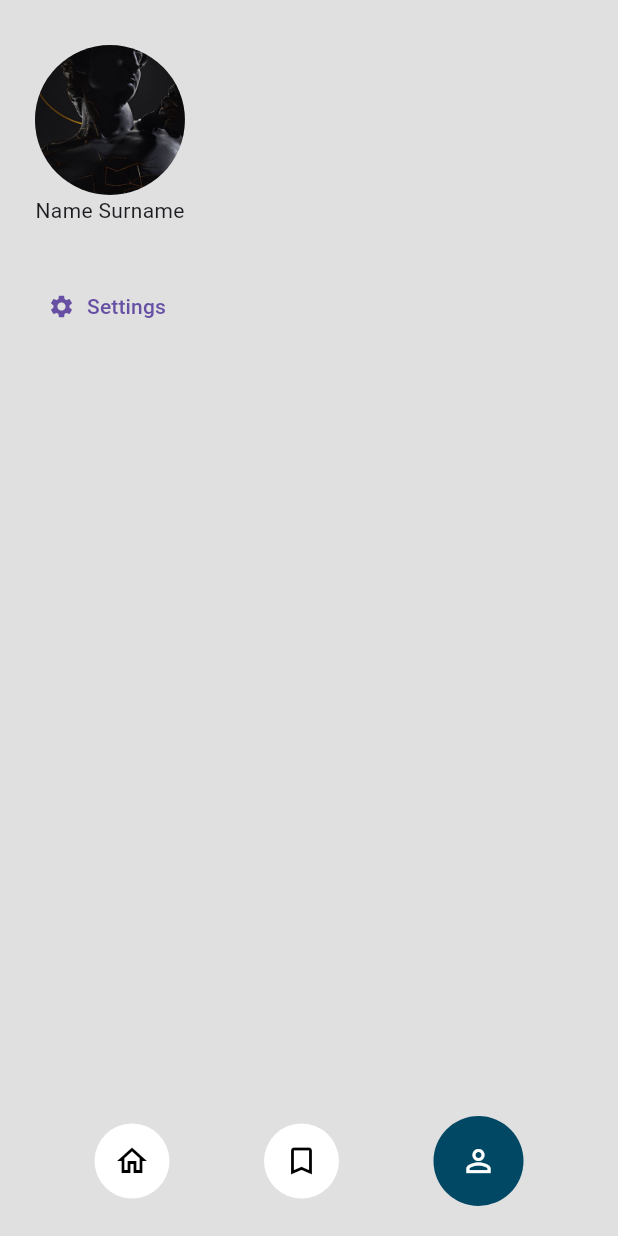
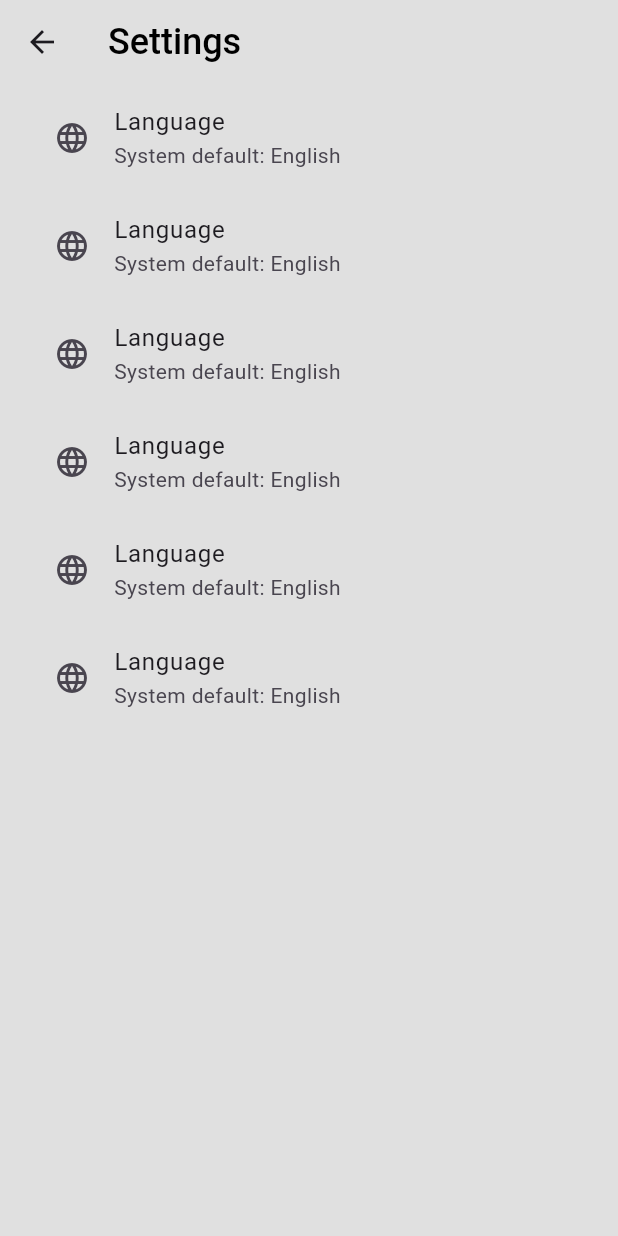
Before and after one commit to printHelloworldd/wallify, a Flutter app: the screen it shows after launch, item 3 of the bottom bar chosen, after a tap on "Settings", on a phone screen of 412 x 824 dp. Run offline on Flutter 3.47's test engine with Material 3 defaults, Android fonts, the phone set to English and light mode, and no system bars; our stand-ins replace dot_navigation_bar, google_fonts, google_nav_bar.

Commit message:
profile & settings page ui

```diff
--- /dev/null
+++ b/lib/profile_page/components/custom_text_button.dart
@@ -0,0 +1,55 @@
+// ignore_for_file: public_member_api_docs, sort_constructors_first
+import 'package:flutter/material.dart';
+
+class CustomTextButton extends StatelessWidget {
+  final Function() onPressed;
+  final String text;
+  final IconData icon;
+
+  const CustomTextButton({
+    Key? key,
+    required this.onPressed,
+    required this.text,
+    required this.icon,
+  }) : super(key: key);
+
+  @override
+  Widget build(BuildContext context) {
+    return TextButton(
+      onPressed: onPressed,
+      style: ButtonStyle(
+        padding: MaterialStateProperty.all<EdgeInsets>(EdgeInsets.zero),
+        shape: MaterialStateProperty.all<OutlinedBorder>(
+          RoundedRectangleBorder(
+            borderRadius: BorderRadius.circular(8.0),
+          ),
+        ),
+        backgroundColor: MaterialStateColor.resolveWith(
+          (Set<MaterialState> states) {
+            if (states.contains(MaterialState.hovered) ||
+                states.contains(MaterialState.pressed)) {
+              return Colors.grey[400]!; // Цвет фона при наведении и нажатии
+            }
+            return Colors.transparent; // Исходный цвет фона
+          },
+        ),
+      ),
+      child: Container(
+        padding: const EdgeInsets.symmetric(horizontal: 16.0, vertical: 8.0),
+        child: Row(
+          mainAxisAlignment: MainAxisAlignment.spaceBetween,
+          children: [
+            Text(
+              text,
+              style: const TextStyle(
+                color: Colors.black,
+                fontWeight: FontWeight.bold,
+              ),
+            ),
+            Icon(icon, color: Colors.grey[700]),
+          ],
+        ),
+      ),
+    );
+  }
+}
--- a/lib/profile_page/profile_page.dart
+++ b/lib/profile_page/profile_page.dart
@@ -6,11 +6,22 @@ what should be here
 3. Privacy Policy
 4. Notifications
 5. Settings
+  - Language
+  - App color theme
+  - Clear search history
+  - Clear cahce
+  - Recommend
+  - Rate app
+  - Send feedback
+  - Privacy Policy
+  - App version info
 6. Sign out button
 
 */
 
 import 'package:flutter/material.dart';
+import 'package:wallify/profile_page/components/custom_text_button.dart';
+import 'package:wallify/profile_page/settings_page.dart';
 import 'package:wallify/theme/theme.dart';
 
 class ProfilePage extends StatelessWidget {
@@ -18,6 +29,21 @@ class ProfilePage extends StatelessWidget {
 
   final lightButtonTheme = lightTheme.buttonTheme.colorScheme;
   final lightTextTheme = lightTheme.textTheme;
+
+  List<String> _buttons = [
+    "Settings",
+    "Recommend",
+    "Rate app",
+    "Send feedback",
+    "Privacy Policy"
+  ];
+  List<IconData> _buttonIcons = [
+    Icons.settings,
+    Icons.share,
+    Icons.star_border,
+    Icons.email,
+    Icons.verified_user
+  ];
 
   @override
   Widget build(BuildContext context) {
@@ -41,18 +67,74 @@ class ProfilePage extends StatelessWidget {
                       fit: BoxFit.cover,
                     ),
                   ),
-                  Text("Name Surname"),
+                  const SizedBox(height: 10),
+                  const Text(
+                    "Name Surname",
+                    style: TextStyle(
+                      fontSize: 20,
+                      color: Colors.black,
+                    ),
+                  ),
                 ],
               ),
 
-              const SizedBox(height: 30),
+              const SizedBox(height: 40),
 
-              // Buttons
-              TextButton.icon(
-                onPressed: () {},
-                icon: Icon(Icons.settings),
-                label: Text("Settings"),
+              // Options
+              ListView.separated(
+                shrinkWrap: true,
+                itemCount: 5,
+                separatorBuilder: (BuildContext context, int index) {
+                  return const Divider(
+                    color: Colors.grey,
+                    thickness: 1,
+                    height: 0,
+                  );
+                },
+                itemBuilder: (BuildContext context, int index) {
+                  return CustomTextButton(
+                    onPressed: () {
+                      if (_buttons[index] == "Settings") {
+                        Navigator.push(
+                            context,
+                            MaterialPageRoute(
+                                builder: (context) => SettingsPage()));
+                      } else if (_buttons[index] == "Recommend") {
+                      } else if (_buttons[index] == "Rate app") {
+                      } else if (_buttons[index] == "Send feedback") {
+                      } else if (_buttons[index] == "Privacy Policy") {}
+                    },
+                    text: _buttons[index],
+                    icon: _buttonIcons[index],
+                  );
+                },
               ),
+
+              const SizedBox(height: 40),
+
+              Padding(
+                padding: const EdgeInsets.symmetric(horizontal: 25.0),
+                child: GestureDetector(
+                  onTap: () {},
+                  child: Container(
+                    padding: const EdgeInsets.all(20),
+                    decoration: BoxDecoration(
+                      color: lightButtonTheme!.primary,
+                      borderRadius: BorderRadius.circular(8),
+                    ),
+                    child: Center(
+                      child: Text(
+                        "Sign out",
+                        style: TextStyle(
+                          color: lightButtonTheme!.onPrimary,
+                          fontWeight: FontWeight.bold,
+                          fontSize: 18,
+                        ),
+                      ),
+                    ),
+                  ),
+                ),
+              )
             ],
           ),
         ),
--- /dev/null
+++ b/lib/profile_page/settings_page.dart
@@ -0,0 +1,53 @@
+import 'package:flutter/material.dart';
+import 'package:wallify/theme/theme.dart';
+
+class SettingsPage extends StatelessWidget {
+  SettingsPage({super.key});
+
+  final lightButtonTheme = lightTheme.buttonTheme.colorScheme;
+  final lightTextTheme = lightTheme.textTheme;
+
+  @override
+  Widget build(BuildContext context) {
+    return Scaffold(
+      backgroundColor: lightTheme.scaffoldBackgroundColor,
+      appBar: AppBar(
+        backgroundColor: Colors.transparent,
+        leading: IconButton(
+          icon: Icon(Icons.arrow_back),
+          onPressed: () {
+            Navigator.pop(context);
+          },
+        ),
+        title: const Text(
+          "Settings",
+          style: TextStyle(
+            fontSize: 24,
+            color: Colors.black,
+            fontFamily: "Roboto",
+          ),
+        ),
+      ),
+      body: SafeArea(
+        child: Padding(
+          padding: const EdgeInsets.symmetric(horizontal: 20),
+          child: Column(
+            children: [
+              Expanded(
+                child: ListView.builder(
+                    itemCount: 6,
+                    itemBuilder: ((context, index) {
+                      return ListTile(
+                        leading: Icon(Icons.language),
+                        title: Text("Language"),
+                        subtitle: Text("System default: English"),
+                      );
+                    })),
+              )
+            ],
+          ),
+        ),
+      ),
+    );
+  }
+}
```
